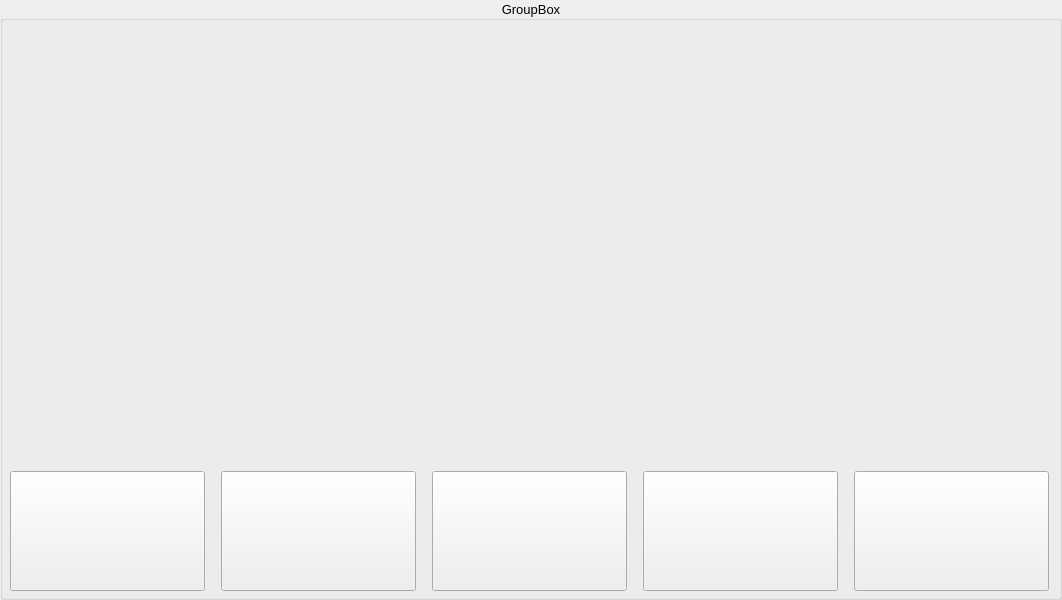
First picture: the form in widgets/axescurves.ui, repository FreeJoy-Team/FreeJoyConfiguratorQt, before the edit.
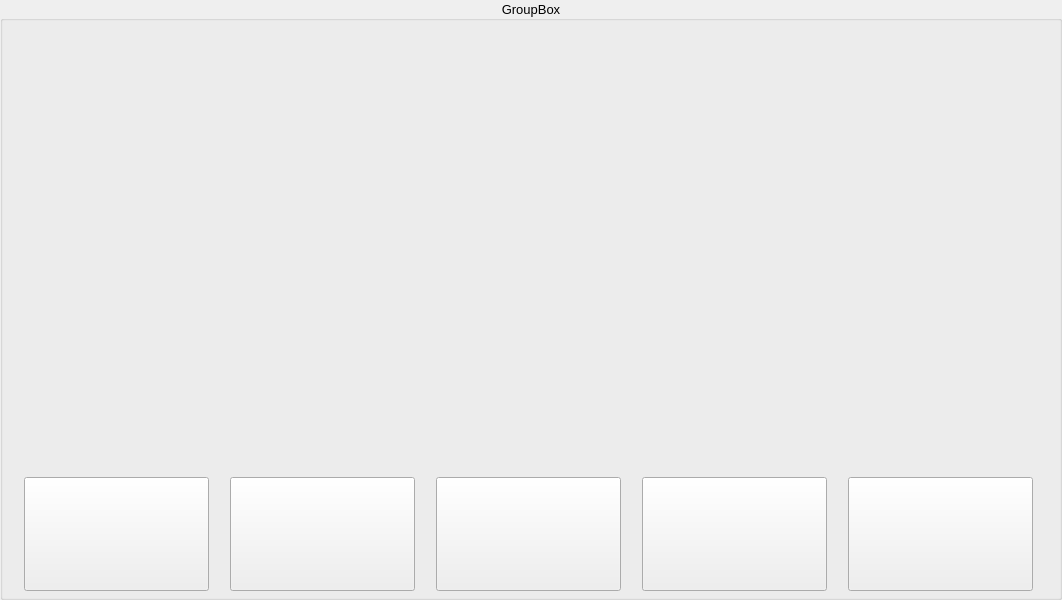
Second picture: the form after the edit. Custom widgets are drawn as their Qt base class.

What changed in the file:
```diff
--- a/widgets/axescurves.ui
+++ b/widgets/axescurves.ui
@@ -56,7 +56,7 @@
        <number>0</number>
       </property>
       <property name="rightMargin">
-       <number>0</number>
+       <number>1</number>
       </property>
       <property name="bottomMargin">
        <number>6</number>
@@ -136,7 +136,7 @@
       <item row="1" column="0" colspan="3">
        <layout class="QHBoxLayout" name="horizontalLayout">
         <property name="spacing">
-         <number>9</number>
+         <number>0</number>
         </property>
         <item>
          <widget class="QPushButton" name="pushButton_Linear">
@@ -148,14 +148,14 @@
           </property>
           <property name="minimumSize">
            <size>
-            <width>195</width>
-            <height>120</height>
+            <width>185</width>
+            <height>114</height>
            </size>
           </property>
           <property name="maximumSize">
            <size>
-            <width>195</width>
-            <height>120</height>
+            <width>185</width>
+            <height>114</height>
            </size>
           </property>
           <property name="toolTip">
@@ -182,14 +182,14 @@
           </property>
           <property name="minimumSize">
            <size>
-            <width>195</width>
-            <height>120</height>
+            <width>185</width>
+            <height>114</height>
            </size>
           </property>
           <property name="maximumSize">
            <size>
-            <width>195</width>
-            <height>120</height>
+            <width>185</width>
+            <height>114</height>
            </size>
           </property>
           <property name="toolTip">
@@ -216,14 +216,14 @@
           </property>
           <property name="minimumSize">
            <size>
-            <width>195</width>
-            <height>120</height>
+            <width>185</width>
+            <height>114</height>
            </size>
           </property>
           <property name="maximumSize">
            <size>
-            <width>195</width>
-            <height>120</height>
+            <width>185</width>
+            <height>114</height>
            </size>
           </property>
           <property name="toolTip">
@@ -250,14 +250,14 @@
           </property>
           <property name="minimumSize">
            <size>
-            <width>195</width>
-            <height>120</height>
+            <width>185</width>
+            <height>114</height>
            </size>
           </property>
           <property name="maximumSize">
            <size>
-            <width>195</width>
-            <height>120</height>
+            <width>185</width>
+            <height>114</height>
            </size>
           </property>
           <property name="toolTip">
@@ -284,14 +284,14 @@
           </property>
           <property name="minimumSize">
            <size>
-            <width>195</width>
-            <height>120</height>
+            <width>185</width>
+            <height>114</height>
            </size>
           </property>
           <property name="maximumSize">
            <size>
-            <width>195</width>
-            <height>120</height>
+            <width>185</width>
+            <height>114</height>
            </size>
           </property>
           <property name="toolTip">
```
